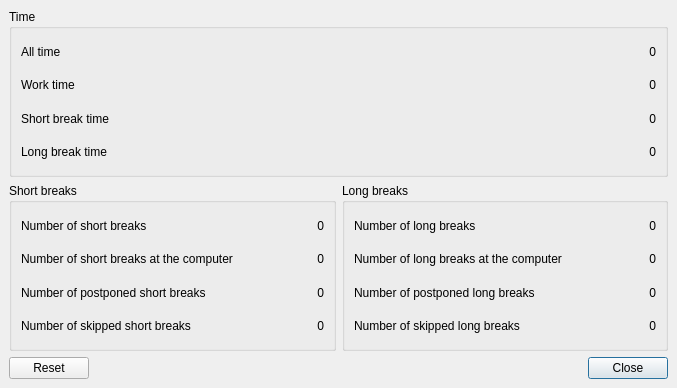
Before: the Qt Designer form src/ui/forms/main.ui in Aksem/KoffeeBreak, drawn with Qt 5.
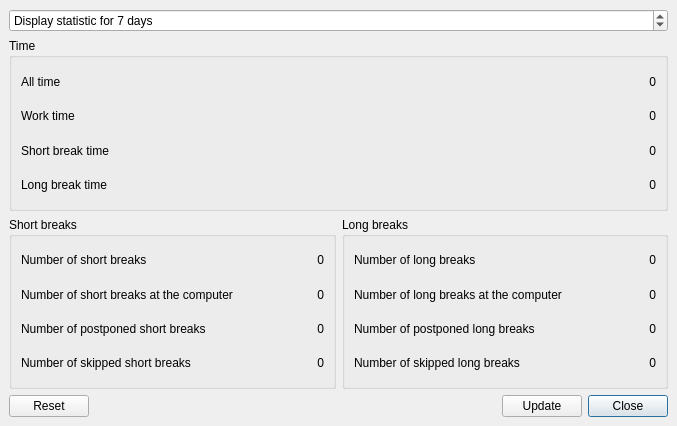
After: the same form once the commit is applied. Icons and pictures are not drawn.

The edit to the form file:
```diff
--- a/src/ui/forms/main.ui
+++ b/src/ui/forms/main.ui
@@ -7,7 +7,7 @@
     <x>0</x>
     <y>0</y>
     <width>677</width>
-    <height>388</height>
+    <height>426</height>
    </rect>
   </property>
   <property name="windowTitle">
@@ -19,6 +19,28 @@
   </property>
   <widget class="QWidget" name="centralwidget">
    <layout class="QVBoxLayout" name="verticalLayout_4">
+    <item>
+     <widget class="QSpinBox" name="numberOfDays_spinBox">
+      <property name="enabled">
+       <bool>true</bool>
+      </property>
+      <property name="suffix">
+       <string> days</string>
+      </property>
+      <property name="prefix">
+       <string>Display statistic for </string>
+      </property>
+      <property name="minimum">
+       <number>1</number>
+      </property>
+      <property name="maximum">
+       <number>30</number>
+      </property>
+      <property name="value">
+       <number>7</number>
+      </property>
+     </widget>
+    </item>
     <item>
      <widget class="QGroupBox" name="groupBox">
       <property name="autoFillBackground">
@@ -705,6 +727,13 @@
         </property>
        </spacer>
       </item>
+      <item>
+       <widget class="QPushButton" name="update_pushButton">
+        <property name="text">
+         <string>Update</string>
+        </property>
+       </widget>
+      </item>
       <item>
        <widget class="QPushButton" name="close_pushButton">
         <property name="text">
```
